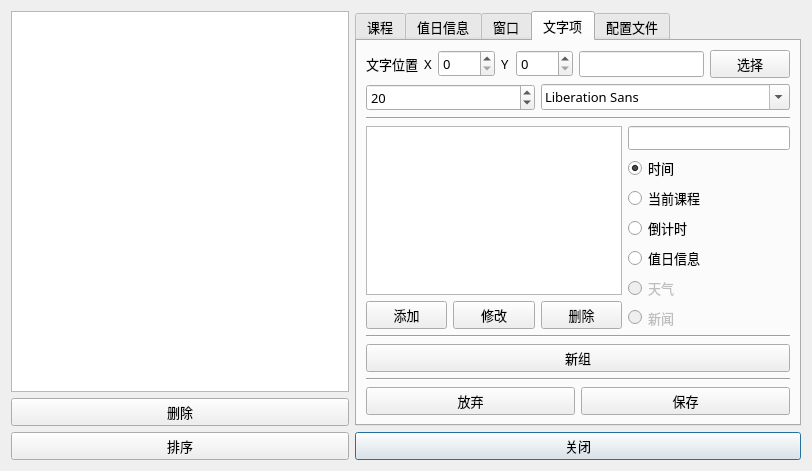
Above: TimeTable-Qt/settings.ui from SHM-white/TimeTable-Qt before the change. Below: the same form after it.
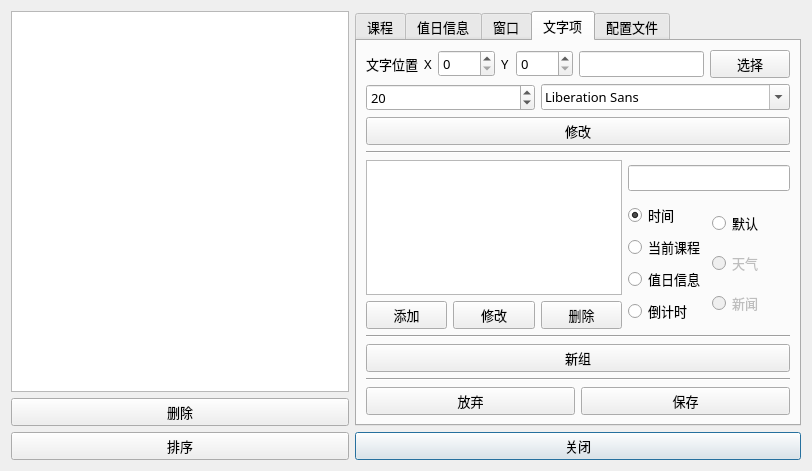
That is the form after the change. The open tabs and pages were chosen to show the change. Icons and pictures are not drawn.

Diff of the .ui file:
```diff
--- a/TimeTable-Qt/settings.ui
+++ b/TimeTable-Qt/settings.ui
@@ -683,6 +683,13 @@
                </item>
               </layout>
              </item>
+             <item>
+              <widget class="QPushButton" name="pushButton_changeGroupSettings">
+               <property name="text">
+                <string>修改</string>
+               </property>
+              </widget>
+             </item>
              <item>
               <widget class="Line" name="line_5">
                <property name="orientation">
@@ -730,6 +737,10 @@
                   <widget class="QLineEdit" name="lineEdit_textFormat"/>
                  </item>
                  <item>
+                  <layout class="QHBoxLayout" name="horizontalLayout_27">
+                   <item>
+                    <layout class="QVBoxLayout" name="verticalLayout_15">
+                     <item>
                   <widget class="QRadioButton" name="radioButton_time">
                    <property name="text">
                     <string>时间</string>
@@ -744,13 +755,9 @@
                    <property name="text">
                     <string>当前课程</string>
                    </property>
-                  </widget>
-                 </item>
-                 <item>
-                  <widget class="QRadioButton" name="radioButton_countDownDay">
-                   <property name="text">
-                    <string>倒计时</string>
-                   </property>
+                       <attribute name="buttonGroup">
+                        <string notr="true">buttonGroup</string>
+                       </attribute>
                   </widget>
                  </item>
                  <item>
@@ -758,6 +765,33 @@
                    <property name="text">
                     <string>值日信息</string>
                    </property>
+                       <attribute name="buttonGroup">
+                        <string notr="true">buttonGroup</string>
+                       </attribute>
+                      </widget>
+                     </item>
+                     <item>
+                      <widget class="QRadioButton" name="radioButton_countDownDay">
+                       <property name="text">
+                        <string>倒计时</string>
+                       </property>
+                       <attribute name="buttonGroup">
+                        <string notr="true">buttonGroup</string>
+                       </attribute>
+                      </widget>
+                     </item>
+                    </layout>
+                   </item>
+                   <item>
+                    <layout class="QVBoxLayout" name="verticalLayout_13">
+                     <item>
+                      <widget class="QRadioButton" name="radioButton">
+                       <property name="text">
+                        <string>默认</string>
+                       </property>
+                       <attribute name="buttonGroup">
+                        <string notr="true">buttonGroup</string>
+                       </attribute>
                   </widget>
                  </item>
                  <item>
@@ -778,7 +812,14 @@
                    <property name="text">
                     <string>新闻</string>
                    </property>
-                  </widget>
+                       <attribute name="buttonGroup">
+                        <string notr="true">buttonGroup</string>
+                       </attribute>
+                      </widget>
+                     </item>
+                    </layout>
+                   </item>
+                  </layout>
                  </item>
                 </layout>
                </item>
```
Left out of the diff: 9 changed lines with no effect on the pictures. Lines whose indentation alone changed are shown as unchanged.
